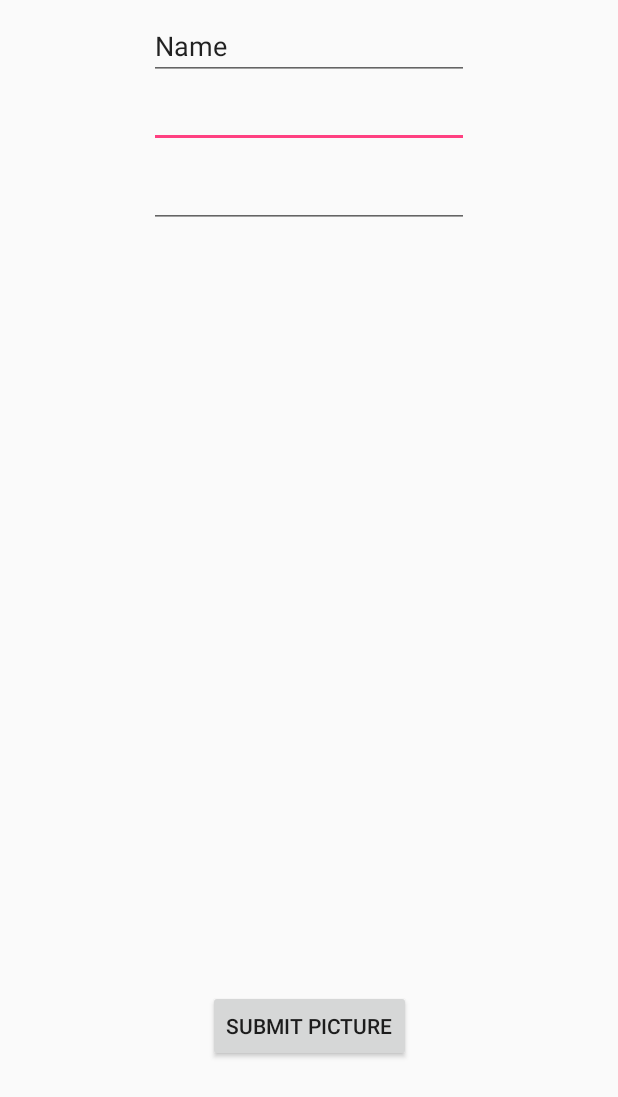
After one commit to saiyandapalli/MDBSocials, an Android app: the NewSocialActivity screen opened directly, with no data from a screen before it, on a phone screen of 412 x 824 dp. The commit adds this screen. Shown: the top 1097 px of the screen. Run offline under Robolectric (Android 15) with nearby library versions, the phone set to English and light mode, and no system bars; our stand-ins replace Firebase (no records; nobody signed in at launch, a user with empty details on screens opened directly).

Commit message:
more work

```diff
--- a/app/build.gradle
+++ b/app/build.gradle
@@ -29,6 +29,9 @@ dependencies {
     testImplementation 'junit:junit:4.12'
     androidTestImplementation 'com.android.support.test:runner:1.0.2'
     androidTestImplementation 'com.android.support.test.espresso:espresso-core:3.0.2'
+    implementation 'com.github.bumptech.glide:glide:3.7.0'
+    annotationProcessor 'com.github.bumptech.glide:compiler:3.7.0'
+    implementation 'com.firebaseui:firebase-ui-storage:0.6.0'
 }
 
 apply plugin: 'com.google.gms.google-services'
--- a/app/src/main/AndroidManifest.xml
+++ b/app/src/main/AndroidManifest.xml
@@ -26,6 +26,10 @@
         <activity
             android:name=".NewSocial"
             android:label="@string/title_activity_new_social"
+            android:theme="@style/AppTheme.NoActionBar" />
+        <activity
+            android:name=".NewSocialActivity"
+            android:label="@string/title_activity_new_social"
             android:theme="@style/AppTheme.NoActionBar"></activity>
     </application>
 
--- a/app/src/main/java/com/saiyandapalli/mdbsocials/MainActivity.java
+++ b/app/src/main/java/com/saiyandapalli/mdbsocials/MainActivity.java
@@ -67,7 +67,7 @@ public class MainActivity extends AppCompatActivity {
     }
 
     private void attemptLogin() {
-        String email = ((EditText) findViewById(R.id.nameView)).getText().toString();
+        String email = ((EditText) findViewById(R.id.emailloginView)).getText().toString();
         String password = ((EditText) findViewById(R.id.passwordView)).getText().toString();
         if (!email.equals("") && !password.equals("")) {
             mAuth.signInWithEmailAndPassword(email, password)
@@ -91,7 +91,7 @@ public class MainActivity extends AppCompatActivity {
     }
 
     private void attemptSignup() {
-        String email = ((EditText) findViewById(R.id.nameView)).getText().toString();
+        String email = ((EditText) findViewById(R.id.emailloginView)).getText().toString();
         String password = ((EditText) findViewById(R.id.passwordView)).getText().toString();
 
         if (!email.equals("") && !password.equals("")) {
--- /dev/null
+++ b/app/src/main/res/layout/activity_new_social.xml
@@ -0,0 +1,80 @@
+<?xml version="1.0" encoding="utf-8"?>
+<android.support.constraint.ConstraintLayout xmlns:android="http://schemas.android.com/apk/res/android"
+    xmlns:app="http://schemas.android.com/apk/res-auto"
+    xmlns:tools="http://schemas.android.com/tools"
+    android:id="@+id/activity_new_social"
+    android:layout_width="match_parent"
+    android:layout_height="match_parent"
+    tools:context="com.saiyandapalli.mdbsocials.NewSocialActivity">
+
+    <Button
+        android:id="@+id/button"
+        android:layout_width="wrap_content"
+        android:layout_height="wrap_content"
+        android:layout_marginBottom="8dp"
+        android:layout_marginEnd="8dp"
+        android:layout_marginLeft="8dp"
+        android:layout_marginRight="8dp"
+        android:layout_marginStart="8dp"
+        android:layout_marginTop="32dp"
+        android:text="Submit Picture"
+        app:layout_constraintBottom_toBottomOf="parent"
+        app:layout_constraintEnd_toEndOf="parent"
+        app:layout_constraintStart_toStartOf="parent"
+        app:layout_constraintTop_toTopOf="@+id/guideline2" />
+
+    <android.support.constraint.Guideline
+        android:id="@+id/guideline2"
+        android:layout_width="wrap_content"
+        android:layout_height="wrap_content"
+        android:orientation="horizontal"
+        app:layout_constraintGuide_percent="0.63" />
+
+    <EditText
+        android:id="@+id/emailText"
+        android:layout_width="wrap_content"
+        android:layout_height="wrap_content"
+        android:layout_marginEnd="8dp"
+        android:layout_marginLeft="8dp"
+        android:layout_marginRight="8dp"
+        android:layout_marginStart="8dp"
+        android:ems="10"
+        android:inputType="textEmailAddress"
+        app:layout_constraintEnd_toEndOf="parent"
+        app:layout_constraintStart_toStartOf="parent"
+        app:layout_constraintTop_toBottomOf="@+id/nameText"
+        tools:text="Email" />
+
+    <EditText
+        android:id="@+id/dateText"
+        android:layout_width="wrap_content"
+        android:layout_height="wrap_content"
+        android:layout_marginEnd="8dp"
+        android:layout_marginLeft="8dp"
+        android:layout_marginRight="8dp"
+        android:layout_marginStart="8dp"
+        android:layout_marginTop="8dp"
+        android:ems="10"
+        android:inputType="date"
+        app:layout_constraintEnd_toEndOf="parent"
+        app:layout_constraintStart_toStartOf="parent"
+        app:layout_constraintTop_toBottomOf="@+id/emailText"
+        tools:text="Date" />
+
+    <EditText
+        android:id="@+id/nameText"
+        android:layout_width="wrap_content"
+        android:layout_height="wrap_content"
+        android:layout_marginEnd="8dp"
+        android:layout_marginLeft="8dp"
+        android:layout_marginRight="8dp"
+        android:layout_marginStart="8dp"
+        android:layout_marginTop="8dp"
+        android:ems="10"
+        android:inputType="textPersonName"
+        android:text="Name"
+        app:layout_constraintEnd_toEndOf="parent"
+        app:layout_constraintStart_toStartOf="parent"
+        app:layout_constraintTop_toTopOf="parent" />
+
+</android.support.constraint.ConstraintLayout>
--- a/app/src/main/res/layout/row_view.xml
+++ b/app/src/main/res/layout/row_view.xml
@@ -34,7 +34,7 @@
             android:layout_marginBottom="16dp" />
 
         <TextView
-            android:id="@+id/nameView"
+            android:id="@+id/emailloginView"
             android:layout_width="wrap_content"
             android:layout_height="wrap_content"
             android:layout_marginEnd="8dp"
@@ -61,7 +61,7 @@
             app:layout_constraintBottom_toBottomOf="parent"
             app:layout_constraintEnd_toStartOf="@+id/imageView"
             app:layout_constraintStart_toEndOf="@+id/interestView"
-            app:layout_constraintTop_toBottomOf="@+id/nameView" />
+            app:layout_constraintTop_toBottomOf="@+id/emailloginView" />
 
     </android.support.constraint.ConstraintLayout>
 </android.support.v7.widget.CardView>
--- a/app/src/main/res/values/strings.xml
+++ b/app/src/main/res/values/strings.xml
@@ -3,5 +3,5 @@
     <string name="action_settings">Settings</string>
     <string name="title_activity_login">LoginActivity</string>
     <string name="title_activity_list">ListActivity</string>
-    <string name="title_activity_new_social">NewSocial</string>
+    <string name="title_activity_new_social">NewSocialActivity</string>
 </resources>
```
Also changed, not shown: app/src/main/java/com/saiyandapalli/mdbsocials/ListAdapter.java (+9 -3 lines), app/src/main/java/com/saiyandapalli/mdbsocials/NewSocialActivity.java (added, +95 -0 lines), app/src/main/java/com/saiyandapalli/mdbsocials/Social.java (+48 -1 lines), app/src/main/res/layout/activity_main.xml (+4 -4 lines), app/src/main/res/layout/content_new_social.xml (added, +11 -0 lines).
